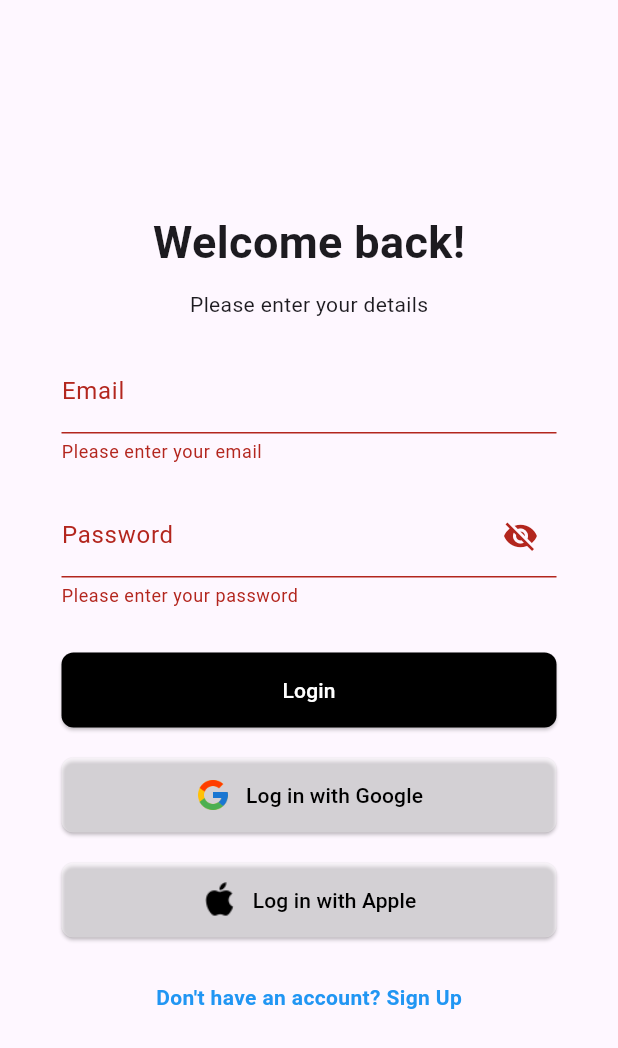
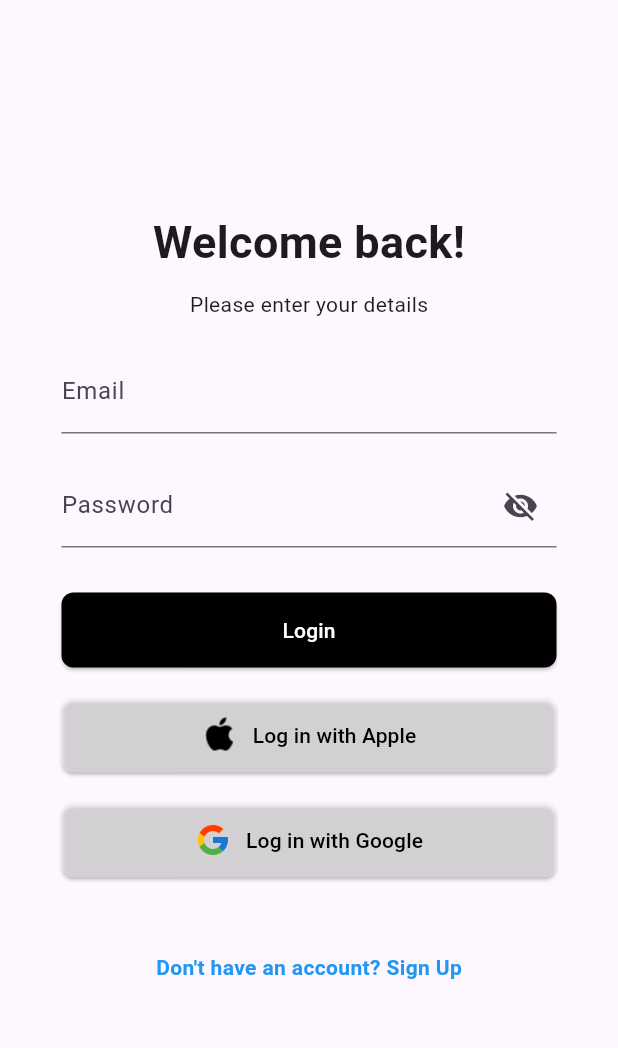
Before and after one commit to m-khallouf/toolShare, a Flutter app: the screen it shows after launch, after a tap on "Login", on a phone screen of 412 x 824 dp. Shown: the top 1048 px of the screen. Run offline on Flutter 3.47's test engine with Material 3 defaults, Android fonts, the light colour scheme and no system bars.

Commit message:
social button widget added

```diff
--- a/lib/main.dart
+++ b/lib/main.dart
@@ -2,7 +2,7 @@ import 'package:flutter/material.dart';
 import 'screens/login_screen.dart';
 
 void main() {
-  runApp(MyApp());
+  runApp(const MyApp());
 }
 
 class MyApp extends StatelessWidget {
--- a/lib/screens/login_screen.dart
+++ b/lib/screens/login_screen.dart
@@ -1,4 +1,5 @@
 import 'package:flutter/material.dart';
+import '../widget/social_button.dart';
 import 'sign_up_screen.dart';
 
 class LoginScreen extends StatefulWidget {
@@ -15,6 +16,9 @@ class _LoginScreenState extends State<LoginScreen> {
   final _passwordController = TextEditingController();
   bool _obscurePassword = true; // To toggle password visibility
 
+  static const double buttonHeight = 50.0;
+  static const double buttonWidth = 330.0;
+
   @override
   Widget build(BuildContext context) {
     return MaterialApp(
@@ -27,22 +31,13 @@ class _LoginScreenState extends State<LoginScreen> {
                 alignment: Alignment.topCenter,
                 child: Padding(
                   padding: EdgeInsets.only(top: 140.0),
-                  child: Text(
-                    'Welcome back!',
-                    style: TextStyle(
-                      fontSize: 30,
-                      fontWeight: FontWeight.bold,
-                    ),
+                  child: Text('Welcome back!',style: TextStyle(fontSize: 30,fontWeight: FontWeight.bold),
                   ),
                 ),
               ),
               const Align(
                 alignment: Alignment.topCenter,
-                child: Padding(
-                  padding: EdgeInsets.only(top: 10.0),
-                  child: Text(
-                    'Please enter your details',
-                  ),
+                child: Padding(padding: EdgeInsets.only(top: 10.0), child: Text('Please enter your details'),
                 ),
               ),
               Align(
@@ -59,9 +54,7 @@ class _LoginScreenState extends State<LoginScreen> {
                             width: 330,
                             child: TextFormField(
                               controller: _emailController,
-                              decoration: const InputDecoration(
-                                labelText: 'Email',
-                              ),
+                              decoration: const InputDecoration(labelText: 'Email'),
                               validator: (value) {
                                 if (value == null || value.isEmpty) {
                                   return 'Please enter your email';
@@ -85,24 +78,15 @@ class _LoginScreenState extends State<LoginScreen> {
                               decoration: InputDecoration(
                                 labelText: 'Password',
                                 suffixIcon: IconButton(
-                                  icon: Icon(_obscurePassword
-                                      ? Icons.visibility_off
-                                      : Icons.visibility),
-                                  onPressed: () {
-                                    setState(() {
-                                      _obscurePassword = !_obscurePassword;
-                                    });
-                                  },
+                                  icon: Icon(_obscurePassword ? Icons.visibility_off: Icons.visibility),
+                                  onPressed: () { setState(() { _obscurePassword = !_obscurePassword; });},
                                 ),
                               ),
                               validator: (value) {
                                 if (value == null || value.isEmpty) {
                                   return 'Please enter your password';
                                 }
-                                if (value.length < 6) {
-                                  return 'Password must be at least 6 characters long';
-                                }
-                                return null;
+                                return value.length < 8 ? 'Password must be at least 8 characters long': null;
                               },
                             ),
                           ),
@@ -112,72 +96,30 @@ class _LoginScreenState extends State<LoginScreen> {
                           width: 330,
                           height: 50,
                           child: ElevatedButton(
-                            onPressed: () {
-                              if (_formKey.currentState!.validate()) {
-                                ScaffoldMessenger.of(context).showSnackBar(
-                                  const SnackBar(
-                                    content: Text('Login Successful'),
-                                  ),
-                                );
-                              }
-                            },
+                            onPressed: () {},
                             style: ElevatedButton.styleFrom(
-                              backgroundColor: Colors.black,
-                              foregroundColor: Colors.white,
-                              shape: RoundedRectangleBorder(
-                                borderRadius: BorderRadius.circular(8),
-                              ),
+                              backgroundColor: Colors.black, foregroundColor: Colors.white,
+                              shape: RoundedRectangleBorder(borderRadius: BorderRadius.circular(8)),
                             ),
                             child: const Text('Login'),
                           ),
                         ),
                         const SizedBox(height: 20),
-                        SizedBox(
-                          width: 330,
-                          height: 50,
-                          child: ElevatedButton(
-                            onPressed: () {},
-                            style: ElevatedButton.styleFrom(
-                              backgroundColor: Colors.white38,
-                              foregroundColor: Colors.black,
-                              shape: RoundedRectangleBorder(
-                                borderRadius: BorderRadius.circular(8),
-                              ),
-                            ),
-                            child: Row(
-                              mainAxisAlignment: MainAxisAlignment.center,
-                              children: [
-                                Image.asset('images/google.png', width: 24, height: 24),
-                                const SizedBox(width: 10),
-                                const Text('Log in with Google'),
 
-                              ],
-                            ),
-                          ),
+                        SocialButton(imagePath: 'images/apple.png', text: 'Log in with Apple',
+                          onPressed: () {
+                            // Handle Apple login
+                          },
                         ),
                         const SizedBox(height: 20),
-                        SizedBox(
-                          width: 330,
-                          height: 50,
-                          child: ElevatedButton(
-                            onPressed: () {},
-                            style: ElevatedButton.styleFrom(
-                              backgroundColor: Colors.white38,
-                              foregroundColor: Colors.black,
-                              shape: RoundedRectangleBorder(
-                                borderRadius: BorderRadius.circular(8),
-                              ),
-                            ),
-                            child: Row(
-                              mainAxisAlignment: MainAxisAlignment.center,
-                              children: [
-                                Image.asset('images/apple.png', width: 24, height: 24),
-                                const SizedBox(width: 10),
-                                const Text('Log in with Apple'),
-                              ],
-                            ),
-                          ),
+
+                        SocialButton(imagePath: 'images/google.png', text: 'Log in with Google',
+                          onPressed: () {
+                            // Handle Apple login
+                          },
                         ),
+
+                        const SizedBox(height: 20),
                       ],
                     ),
                   ),
--- /dev/null
+++ b/lib/widget/social_button.dart
@@ -0,0 +1,48 @@
+import 'package:flutter/material.dart';
+
+class SocialButton extends StatelessWidget {
+  final String imagePath;
+  final String text;
+  final VoidCallback onPressed;
+
+  static const boxWidth = 330.0;
+  static const boxHeight = 50.0;
+  static const borderRadius = 8.0;
+  static const imageWidth = 24.0;
+  static const imageHeight = 24.0;
+
+  const SocialButton({
+    Key? key,
+    required this.imagePath,
+    required this.text,
+    required this.onPressed,
+  }) : super(key: key);
+
+  @override
+  Widget build(BuildContext context) {
+    return Padding(
+      padding: const EdgeInsets.symmetric(horizontal: 20.0),
+      child: SizedBox(
+        width: boxWidth, height: boxHeight,
+        child: ElevatedButton(
+          onPressed: onPressed,
+          style: ElevatedButton.styleFrom(
+            backgroundColor: Colors.white38,
+            foregroundColor: Colors.black,
+            shape: RoundedRectangleBorder(
+              borderRadius: BorderRadius.circular(borderRadius),
+            ),
+          ),
+          child: Row(
+            mainAxisAlignment: MainAxisAlignment.center,
+            children: [
+              Image.asset(imagePath, width: imageWidth, height: imageHeight),
+              const SizedBox(width: 10),
+              Text(text),
+            ],
+          ),
+        ),
+      ),
+    );
+  }
+}
```
Also changed, not shown: lib/screens/sign_up_screen.dart (+13 -69 lines).
